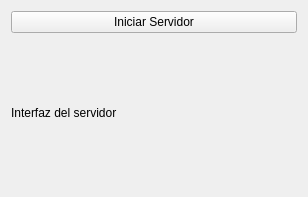
Above: LocalServer/widget.ui from Noemi2002/MemoryGame before the change. Below: the same form after it.
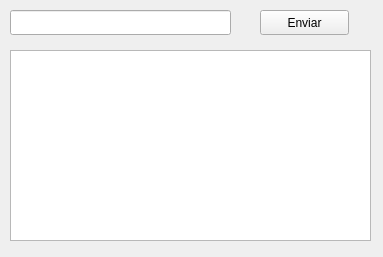
That is the form after the change.

Commit message: Comunicación correcta entre cliente y servidor

Diff of the .ui file:
```diff
--- a/LocalServer/widget.ui
+++ b/LocalServer/widget.ui
@@ -6,37 +6,46 @@
    <rect>
     <x>0</x>
     <y>0</y>
-    <width>308</width>
-    <height>197</height>
+    <width>383</width>
+    <height>257</height>
    </rect>
   </property>
   <property name="windowTitle">
    <string>Widget</string>
   </property>
-  <layout class="QGridLayout" name="gridLayout_3">
-   <item row="0" column="0">
-    <layout class="QGridLayout" name="gridLayout_2">
-     <item row="0" column="0">
-      <layout class="QGridLayout" name="gridLayout">
-       <item row="2" column="0">
-        <widget class="QLabel" name="Servidor_Guia">
-         <property name="text">
-          <string>Interfaz del servidor</string>
-         </property>
-        </widget>
-       </item>
-       <item row="1" column="0">
-        <widget class="QPushButton" name="iniciar">
-         <property name="text">
-          <string>Iniciar Servidor</string>
-         </property>
-        </widget>
-       </item>
-      </layout>
-     </item>
-    </layout>
-   </item>
-  </layout>
+  <widget class="QLineEdit" name="mensaje">
+   <property name="geometry">
+    <rect>
+     <x>10</x>
+     <y>10</y>
+     <width>221</width>
+     <height>25</height>
+    </rect>
+   </property>
+  </widget>
+  <widget class="QPushButton" name="Enviar">
+   <property name="geometry">
+    <rect>
+     <x>260</x>
+     <y>10</y>
+     <width>89</width>
+     <height>25</height>
+    </rect>
+   </property>
+   <property name="text">
+    <string>Enviar</string>
+   </property>
+  </widget>
+  <widget class="QPlainTextEdit" name="texto">
+   <property name="geometry">
+    <rect>
+     <x>10</x>
+     <y>50</y>
+     <width>361</width>
+     <height>191</height>
+    </rect>
+   </property>
+  </widget>
  </widget>
  <resources/>
  <connections/>
```
The commit also changes 38 other files.
